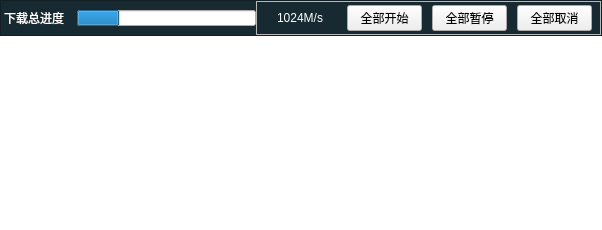
Before: the Qt Designer form VideoPlayer/fileshandle/DownLoadFile.ui in huizhang556/pc-video-player, drawn with Qt 5.
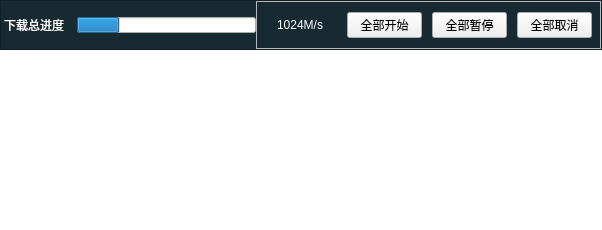
After: the same form once the commit is applied.

Patch:
```diff
--- a/VideoPlayer/fileshandle/DownLoadFile.ui
+++ b/VideoPlayer/fileshandle/DownLoadFile.ui
@@ -39,13 +39,13 @@
        <property name="minimumSize">
         <size>
          <width>0</width>
-         <height>36</height>
+         <height>50</height>
         </size>
        </property>
        <property name="maximumSize">
         <size>
          <width>16777215</width>
-         <height>36</height>
+         <height>50</height>
         </size>
        </property>
        <property name="styleSheet">
```
